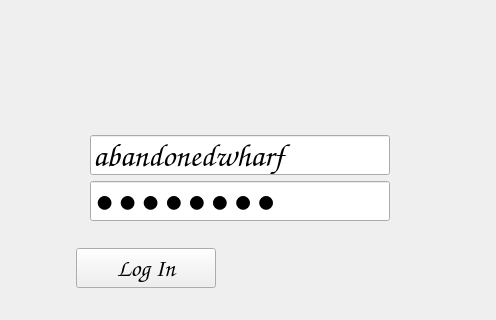
This is login.ui in Frederick-Rive/CS106_LibrarySystem_GroupProject as Qt 5 draws it before an edit; both pictures show x 204 to 700 and y 189 to 509 of the 700 by 509 pixel window. The edited form follows.
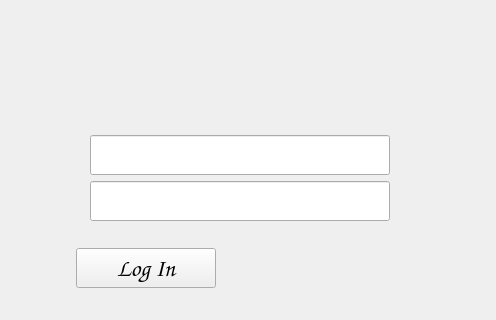
This is the edited form.

```diff
--- a/login.ui
+++ b/login.ui
@@ -177,7 +177,7 @@
         </font>
        </property>
        <property name="text">
-        <string>abandonedwharf</string>
+        <string/>
        </property>
       </widget>
      </item>
@@ -258,7 +258,7 @@
         </font>
        </property>
        <property name="text">
-        <string>pissword</string>
+        <string/>
        </property>
        <property name="echoMode">
         <enum>QLineEdit::Password</enum>
```
